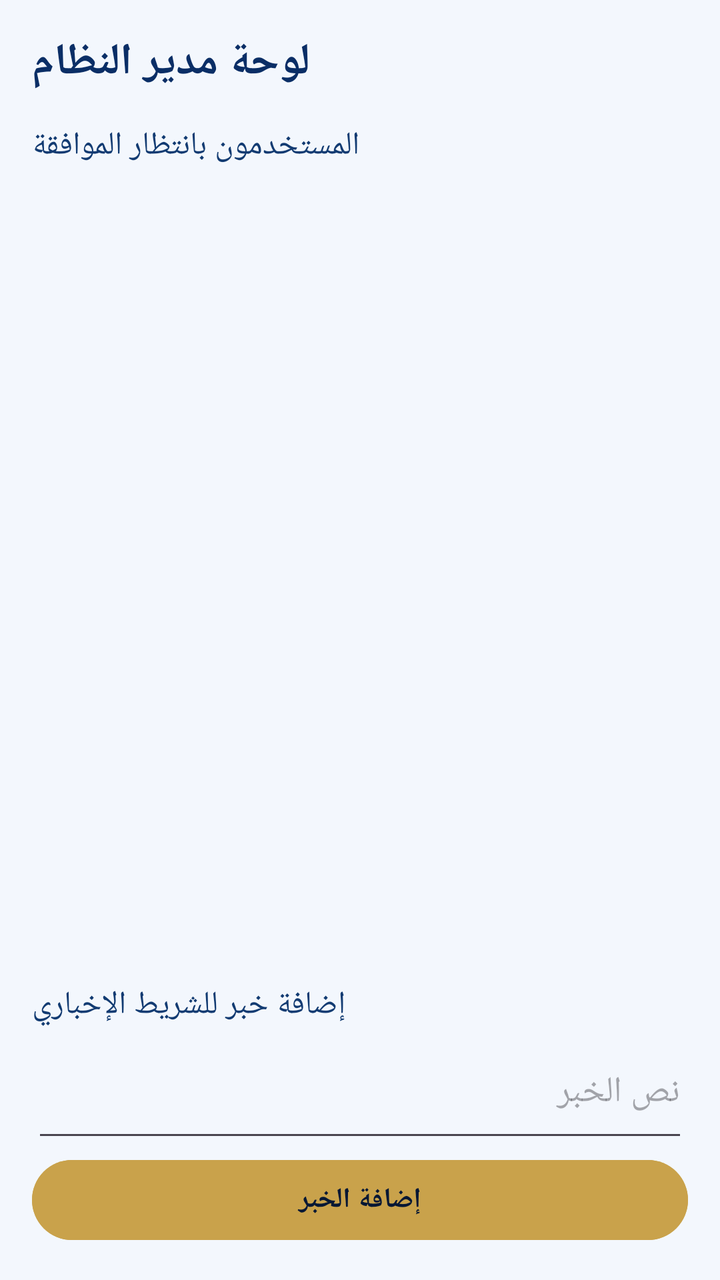
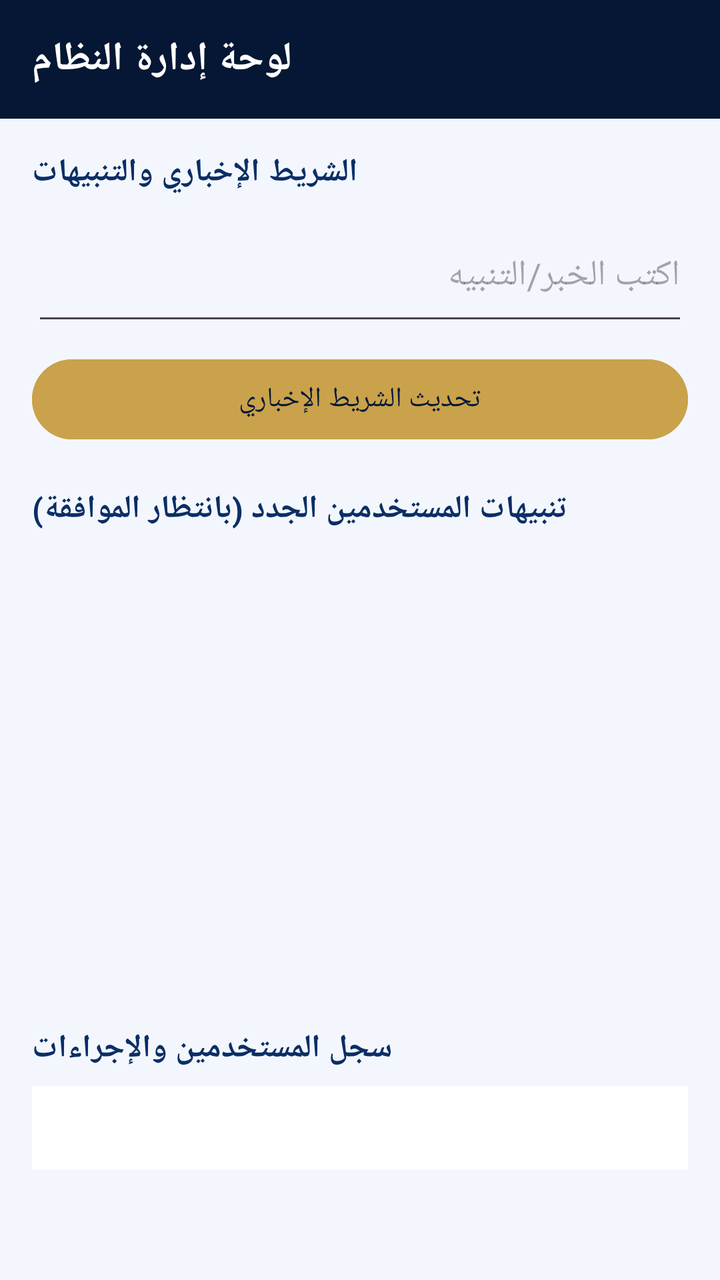

Screens rendered from an Android XML layout before and after an edit, with the pre-edit source and the edit as a unified diff.
<!-- AndroidManifest.xml: application theme Theme.Albayda -->
<!-- res/layout/activity_admin.xml -->
<?xml version="1.0" encoding="utf-8"?>
<LinearLayout xmlns:android="http://schemas.android.com/apk/res/android"
    android:layout_width="match_parent"
    android:layout_height="match_parent"
    android:orientation="vertical"
    android:background="@color/bg_light"
    android:padding="16dp">

    <TextView
        android:layout_width="wrap_content"
        android:layout_height="wrap_content"
        android:text="لوحة مدير النظام"
        android:textSize="22sp"
        android:textStyle="bold"
        android:textColor="@color/navy_700" />

    <TextView
        android:layout_width="wrap_content"
        android:layout_height="wrap_content"
        android:text="المستخدمون بانتظار الموافقة"
        android:textSize="16sp"
        android:textColor="@color/text_blue"
        android:layout_marginTop="16dp" />

    <ListView
        android:id="@+id/lvUsers"
        android:layout_width="match_parent"
        android:layout_height="0dp"
        android:layout_weight="1"
        android:layout_marginTop="8dp" />

    <TextView
        android:layout_width="wrap_content"
        android:layout_height="wrap_content"
        android:text="إضافة خبر للشريط الإخباري"
        android:textSize="16sp"
        android:textColor="@color/text_blue"
        android:layout_marginTop="16dp" />

    <EditText
        android:id="@+id/etNews"
        android:layout_width="match_parent"
        android:layout_height="wrap_content"
        android:hint="نص الخبر"
        android:inputType="textMultiLine"
        android:minLines="2" />

    <Button
        android:id="@+id/btnAddNews"
        android:layout_width="match_parent"
        android:layout_height="wrap_content"
        android:text="إضافة الخبر"
        android:backgroundTint="@color/gold"
        android:textColor="@color/navy_900"
        android:textStyle="bold" />
</LinearLayout>
<!-- resources referenced by this layout -->
<resources>
  <color name="bg_light">#F3F7FD</color>
  <color name="gold">#C9A24B</color>
  <color name="navy_700">#0A2E66</color>
  <color name="navy_900">#051734</color>
  <color name="text_blue">#123B72</color>
  <style name="Theme.Albayda" parent="Theme.Material3.Light.NoActionBar">
          <item name="colorPrimary">@color/navy_700</item>
          <item name="colorSecondary">@color/gold</item>
          <item name="android:statusBarColor">@color/navy_900</item>
          <item name="android:navigationBarColor">@color/navy_900</item>
      </style>
</resources>

<!-- the commit's change to res/layout/activity_admin.xml (unified diff, before → after) -->
@@ -3,54 +3,89 @@
     android:layout_width="match_parent"
     android:layout_height="match_parent"
     android:orientation="vertical"
-    android:background="@color/bg_light"
-    android:padding="16dp">
+    android:background="@color/bg_light">
 
-    <TextView
-        android:layout_width="wrap_content"
-        android:layout_height="wrap_content"
-        android:text="لوحة مدير النظام"
-        android:textSize="22sp"
-        android:textStyle="bold"
-        android:textColor="@color/navy_700" />
-
-    <TextView
-        android:layout_width="wrap_content"
-        android:layout_height="wrap_content"
-        android:text="المستخدمون بانتظار الموافقة"
-        android:textSize="16sp"
-        android:textColor="@color/text_blue"
-        android:layout_marginTop="16dp" />
-
-    <ListView
-        android:id="@+id/lvUsers"
-        android:layout_width="match_parent"
-        android:layout_height="0dp"
-        android:layout_weight="1"
-        android:layout_marginTop="8dp" />
-
-    <TextView
-        android:layout_width="wrap_content"
-        android:layout_height="wrap_content"
-        android:text="إضافة خبر للشريط الإخباري"
-        android:textSize="16sp"
-        android:textColor="@color/text_blue"
-        android:layout_marginTop="16dp" />
-
-    <EditText
-        android:id="@+id/etNews"
+    <LinearLayout
         android:layout_width="match_parent"
         android:layout_height="wrap_content"
-        android:hint="نص الخبر"
-        android:inputType="textMultiLine"
-        android:minLines="2" />
+        android:background="@color/navy_900"
+        android:padding="16dp">
+        <TextView
+            android:layout_width="wrap_content"
+            android:layout_height="wrap_content"
+            android:text="لوحة إدارة النظام"
+            android:textColor="@color/white"
+            android:textSize="20sp"
+            android:textStyle="bold" />
+    </LinearLayout>
 
-    <Button
-        android:id="@+id/btnAddNews"
+    <ScrollView
         android:layout_width="match_parent"
-        android:layout_height="wrap_content"
-        android:text="إضافة الخبر"
-        android:backgroundTint="@color/gold"
-        android:textColor="@color/navy_900"
-        android:textStyle="bold" />
+        android:layout_height="match_parent"
+        android:fillViewport="true">
+        <LinearLayout
+            android:layout_width="match_parent"
+            android:layout_height="wrap_content"
+            android:orientation="vertical"
+            android:padding="16dp">
+
+            <TextView
+                android:layout_width="wrap_content"
+                android:layout_height="wrap_content"
+                android:text="الشريط الإخباري والتنبيهات"
+                android:textStyle="bold"
+                android:textColor="@color/navy_700"
+                android:textSize="16sp" />
+            <EditText
+                android:id="@+id/etNews"
+                android:layout_width="match_parent"
+                android:layout_height="wrap_content"
+                android:hint="اكتب الخبر/التنبيه"
+                android:inputType="textMultiLine"
+                android:minLines="2"
+                android:layout_marginTop="8dp" />
+            <Button
+                android:id="@+id/btnAddNews"
+                android:layout_width="match_parent"
+                android:layout_height="wrap_content"
+                android:text="تحديث الشريط الإخباري"
+                android:layout_marginTop="8dp"
+                android:backgroundTint="@color/gold"
+                android:textColor="@color/navy_900" />
+
+            <TextView
+                android:id="@+id/tvPendingTitle"
+                android:layout_width="wrap_content"
+                android:layout_height="wrap_content"
+                android:text="تنبيهات المستخدمين الجدد (بانتظار الموافقة)"
+                android:textStyle="bold"
+                android:textColor="@color/navy_700"
+                android:textSize="16sp"
+                android:layout_marginTop="20dp" />
+            <ListView
+                android:id="@+id/lvPending"
+                android:layout_width="match_parent"
+                android:layout_height="220dp"
+                android:layout_marginTop="8dp"
+                android:dividerHeight="1dp" />
+
+            <TextView
+                android:layout_width="wrap_content"
+                android:layout_height="wrap_content"
+                android:text="سجل المستخدمين والإجراءات"
+                android:textStyle="bold"
+                android:textColor="@color/navy_700"
+                android:textSize="16sp"
+                android:layout_marginTop="20dp" />
+            <TextView
+                android:id="@+id/tvLogs"
+                android:layout_width="match_parent"
+                android:layout_height="wrap_content"
+                android:layout_marginTop="8dp"
+                android:textColor="@color/text_muted"
+                android:textSize="13sp"
+                android:background="@color/white"
+                android:padding="12dp" />
+        </LinearLayout>
+    </ScrollView>
 </LinearLayout>
<!-- resource entries referenced after the edit -->
@@ -4,7 +4,8 @@
   <color name="gold">#C9A24B</color>
   <color name="navy_700">#0A2E66</color>
   <color name="navy_900">#051734</color>
-  <color name="text_blue">#123B72</color>
+  <color name="text_muted">#5A6B85</color>
+  <color name="white">#FFFFFF</color>
   <style name="Theme.Albayda" parent="Theme.Material3.Light.NoActionBar">
           <item name="colorPrimary">@color/navy_700</item>
           <item name="colorSecondary">@color/gold</item>
